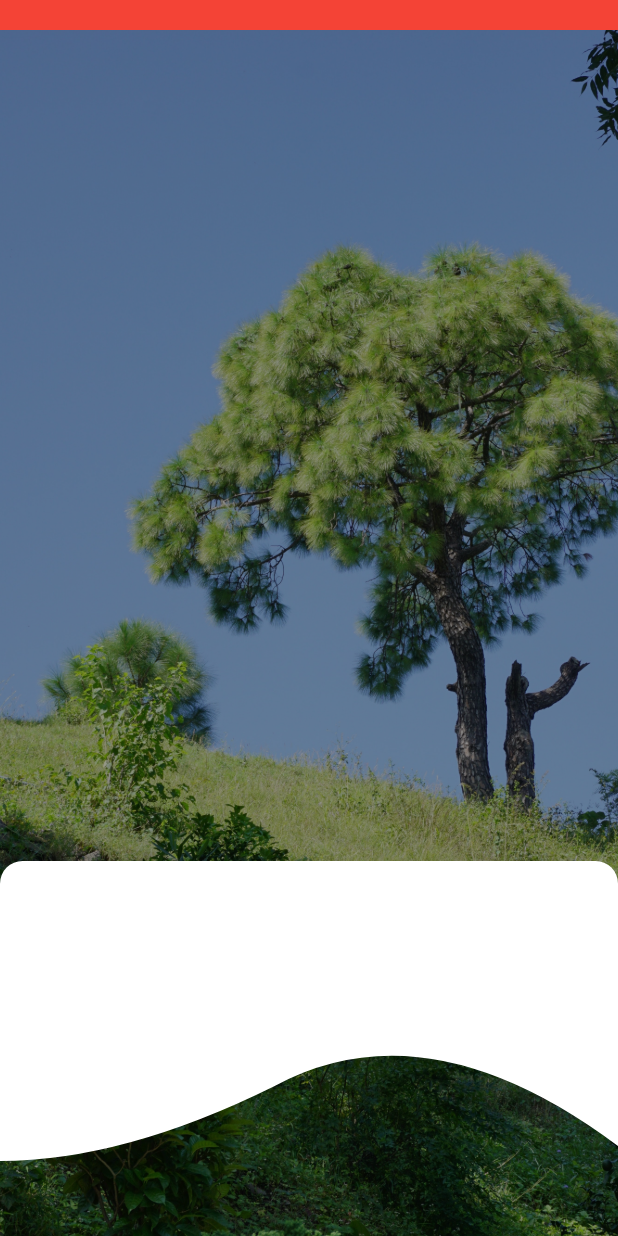
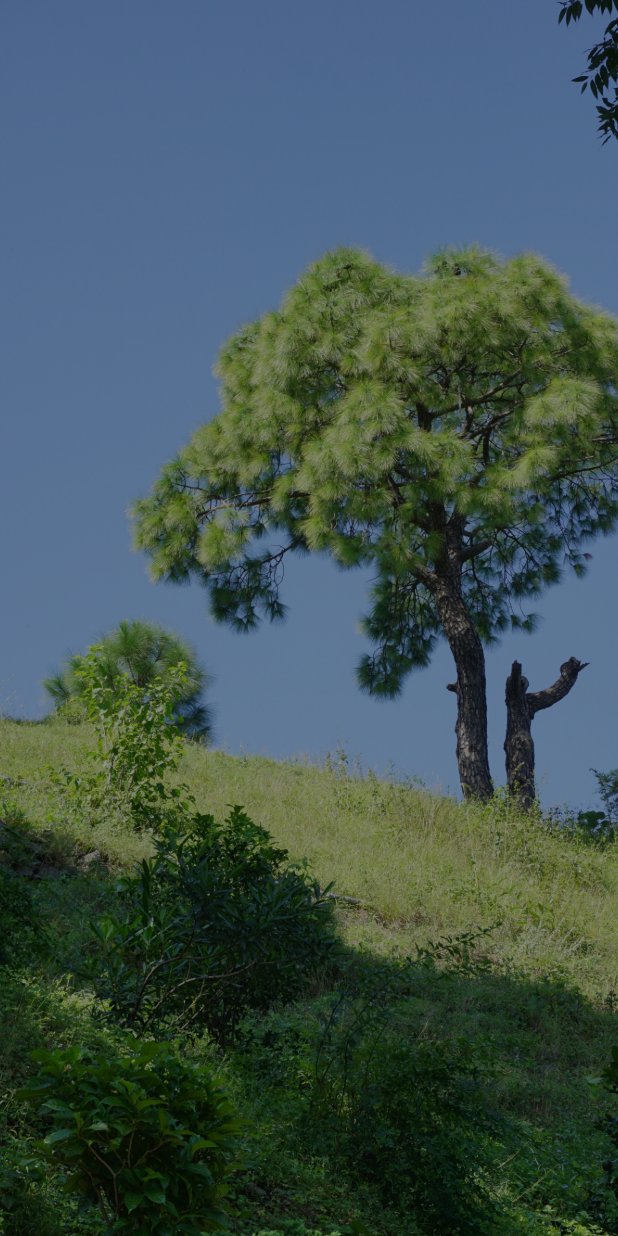
Before and after one commit to sammyodiagbe/weatherer, a Flutter app: the screen it shows after launch, on a phone screen of 412 x 824 dp. Run offline on Flutter 3.47's test engine with Material 2 defaults, Android fonts, the phone set to English and light mode, and no system bars.

Commit message:
working with paths

```diff
--- a/lib/weatherer.dart
+++ b/lib/weatherer.dart
@@ -22,26 +22,21 @@ class Weatherer extends StatelessWidget {
         ),
         child: Stack(
           children: [
-            Container(
-              color: Colors.red,
-              height: 20,
-              width: double.infinity,
-            ),
             // our bottom custom container
             Positioned(
-              bottom: 50,
+              bottom: 0,
               child: ClipPath(
                 clipper: BottomClipper(),
                 child: Container(
                   width: screenWidth,
                   decoration: BoxDecoration(
-                    borderRadius: BorderRadius.only(
-                      topLeft: Radius.circular(15),
-                      topRight: Radius.circular(15),
-                    ),
+                    // borderRadius: BorderRadius.only(
+                    //   topLeft: Radius.circular(30),
+                    //   topRight: Radius.circular(30),
+                    // ),
                     color: Colors.white,
                   ),
-                  height: 200,
+                  height: 250,
                 ),
               ),
             )
@@ -57,26 +52,13 @@ class BottomClipper extends CustomClipper<Path> {
   Path getClip(Size size) {
     debugPrint(size.width.toString());
     var path = Path();
+    var height = size.height;
+    var width = size.width;
 
-    // close the path
-
-    path.lineTo(0, size.height);
-    var firstStart = Offset(size.width / 5, size.height);
-    var firstEnd = Offset(size.width / 2.25, size.height - 50);
-    var secondStart =
-        Offset(size.width - (size.width / 3.24), size.height - 105);
-    var secondEnd = Offset(size.width, size.height - 10);
-
-    // cubic bezier curve
-    path.quadraticBezierTo(
-        firstStart.dx, firstStart.dy, firstEnd.dx, firstEnd.dy);
-    path.quadraticBezierTo(
-        secondStart.dx, secondStart.dy, secondEnd.dx, secondEnd.dy);
-    path.lineTo(size.width, 0);
     path.close();
     return path;
   }
 
   @override
-  bool shouldReclip(covariant CustomClipper<Path> oldClipper) => false;
+  bool shouldReclip(covariant CustomClipper<Path> oldClipper) => true;
 }
```
